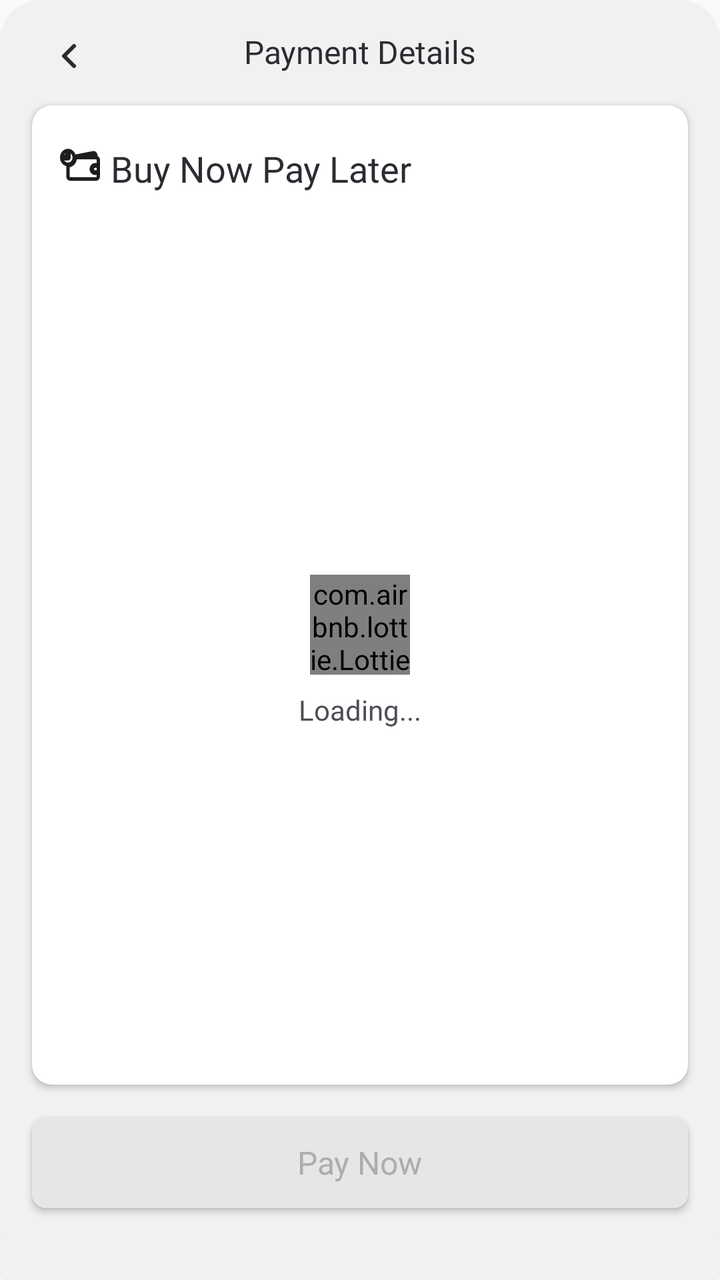
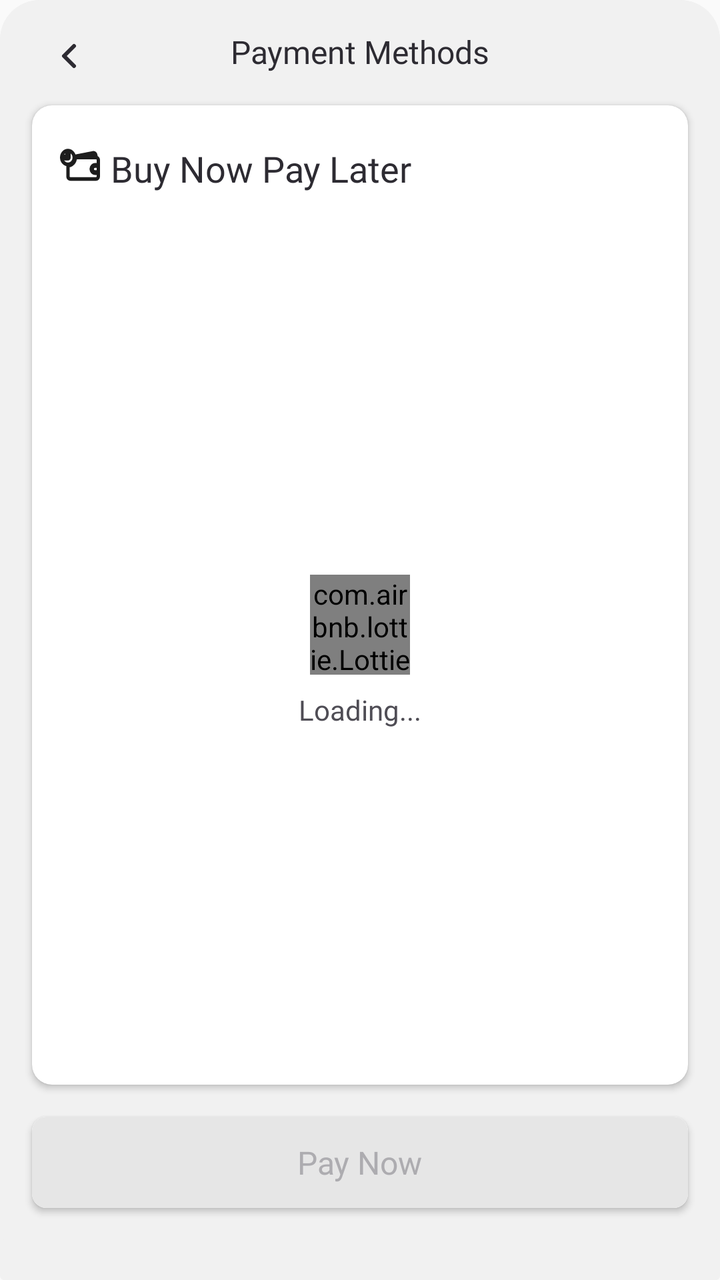

Two renders of the same Android screen: before a commit and after it. Below are the layout's source before the change and the commit's diff.
<!-- AndroidManifest.xml: application theme AppTheme -->
<!-- res/layout/fragment_bnpl_bottom_sheet.xml -->
<?xml version="1.0" encoding="utf-8"?>
<androidx.coordinatorlayout.widget.CoordinatorLayout xmlns:android="http://schemas.android.com/apk/res/android"
    xmlns:app="http://schemas.android.com/apk/res-auto"
    xmlns:tools="http://schemas.android.com/tools"
    android:layout_width="match_parent"
    android:layout_height="wrap_content"
    android:background="@drawable/bottom_sheet_bg">

    <FrameLayout
        android:id="@+id/bnplFrameLayout"
        android:layout_width="match_parent"
        android:layout_height="wrap_content">

        <androidx.constraintlayout.widget.ConstraintLayout
            android:id="@+id/constraintLayout123"
            android:layout_width="match_parent"
            android:layout_height="wrap_content"
            android:background="@drawable/bottom_sheet_bg"
            app:layout_anchorGravity="center">

            <TextView
                android:id="@+id/textView"
                android:layout_width="wrap_content"
                android:layout_height="wrap_content"
                android:layout_marginTop="15dp"
                android:fontFamily="@font/poppins_bold"
                android:text="Payment Details"
                android:textColor="#2D2B32"
                android:textSize="16sp"
                app:layout_constraintEnd_toEndOf="parent"
                app:layout_constraintStart_toStartOf="parent"
                app:layout_constraintTop_toTopOf="parent" />

            <LinearLayout
                android:id="@+id/backButton"
                android:layout_width="36dp"
                android:layout_height="36dp"
                android:layout_marginStart="16dp"
                android:layout_marginTop="10dp"
                android:gravity="center"
                android:orientation="vertical"
                app:layout_constraintStart_toStartOf="parent"
                app:layout_constraintTop_toTopOf="parent">

                <ImageView
                    android:layout_width="match_parent"
                    android:layout_height="wrap_content"
                    android:src="@drawable/chevron_left" />
            </LinearLayout>

            <androidx.cardview.widget.CardView
                android:id="@+id/cardView"
                android:layout_width="match_parent"
                android:layout_height="wrap_content"
                android:layout_marginStart="16dp"
                android:layout_marginTop="16dp"
                android:layout_marginEnd="16dp"
                app:cardBackgroundColor="@android:color/white"
                app:cardCornerRadius="10dp"
                app:layout_constraintEnd_toEndOf="parent"
                app:layout_constraintStart_toStartOf="parent"
                app:layout_constraintTop_toBottomOf="@+id/textView">

                <androidx.constraintlayout.widget.ConstraintLayout
                    android:layout_width="match_parent"
                    android:layout_height="wrap_content"
                    android:paddingStart="14dp"
                    android:paddingTop="19dp"
                    android:paddingEnd="14dp"
                    android:paddingBottom="30dp">

                <ImageView
                    android:id="@+id/imageView"
                    android:layout_width="wrap_content"
                    android:layout_height="wrap_content"
                    android:src="@drawable/ic_bnpl"
                    app:layout_constraintStart_toStartOf="parent"
                    app:layout_constraintTop_toTopOf="parent" />

                <TextView
                    android:id="@+id/checkingTextView"
                    android:layout_width="wrap_content"
                    android:layout_height="wrap_content"
                    android:layout_marginStart="5dp"
                    android:layout_marginTop="4dp"
                    android:fontFamily="@font/poppins_bold"
                    android:gravity="center"
                    android:text="Buy Now Pay Later"
                    android:textColor="#2D2B32"
                    android:textSize="18sp"
                    app:layout_constraintBottom_toBottomOf="@+id/imageView"
                    app:layout_constraintStart_toEndOf="@+id/imageView"
                    app:layout_constraintTop_toTopOf="@+id/imageView" />

                    <androidx.core.widget.NestedScrollView
                        android:id="@+id/nestedScrollView"
                        android:layout_width="match_parent"
                        android:layout_height="400dp"
                        android:layout_marginTop="16dp"
                        app:layout_constraintEnd_toEndOf="parent"
                        app:layout_constraintStart_toStartOf="@+id/imageView"
                        app:layout_constraintTop_toBottomOf="@+id/checkingTextView">

                        <androidx.constraintlayout.widget.ConstraintLayout
                            android:layout_width="match_parent"
                            android:layout_height="match_parent">

                            <RelativeLayout
                                android:id="@+id/loading_relative_layout"
                                android:layout_width="match_parent"
                                android:layout_height="400dp"
                                app:layout_constraintBottom_toBottomOf="parent"
                                app:layout_constraintEnd_toEndOf="parent"
                                app:layout_constraintHorizontal_bias="0.0"
                                app:layout_constraintStart_toStartOf="parent">

                                <com.airbnb.lottie.LottieAnimationView
                                    android:id="@+id/boxPayLogoLottieAnimation"
                                    android:layout_width="50dp"
                                    android:layout_height="50dp"
                                    android:layout_centerInParent="true"
                                    app:lottie_autoPlay="true"
                                    app:lottie_fileName="boxpayLogo.json"
                                    app:lottie_loop="true" />
                                <TextView
                                    android:layout_width="wrap_content"
                                    android:layout_height="wrap_content"
                                    android:layout_below="@+id/boxPayLogoLottieAnimation"
                                    android:layout_centerInParent="true"
                                    android:layout_marginTop="8dp"
                                    android:fontFamily="@font/poppins"
                                    android:text="Loading..."
                                    android:textColor="#4F4D55" />
                            </RelativeLayout>

                            <androidx.recyclerview.widget.RecyclerView
                                android:id="@+id/walletsRecyclerView"
                                android:layout_width="match_parent"
                                android:layout_height="wrap_content"
                                android:layout_marginTop="8dp"
                                android:visibility="gone"
                                app:layout_constraintEnd_toEndOf="parent"
                                app:layout_constraintStart_toStartOf="@+id/loading_relative_layout"
                                app:layout_constraintTop_toBottomOf="parent"
                                app:layout_constraintBottom_toBottomOf="parent"
                                app:layout_goneMarginBottom="8dp"
                                tools:itemCount="10"
                                tools:listitem="@layout/wallet_item" />

                            <RelativeLayout
                                android:id="@+id/relativeLayout"
                                android:layout_width="match_parent"
                                android:layout_height="match_parent" />

                        </androidx.constraintlayout.widget.ConstraintLayout>

                    </androidx.core.widget.NestedScrollView>


                </androidx.constraintlayout.widget.ConstraintLayout>
            </androidx.cardview.widget.CardView>

            <androidx.cardview.widget.CardView
                android:id="@+id/proceedButton"
                android:layout_width="match_parent"
                android:layout_height="wrap_content"
                android:layout_marginStart="16dp"
                android:layout_marginTop="16dp"
                android:layout_marginEnd="16dp"
                android:layout_marginBottom="16dp"
                android:clickable="true"
                app:cardCornerRadius="7dp"
                app:layout_constraintBottom_toBottomOf="parent"
                app:layout_constraintEnd_toEndOf="parent"
                app:layout_constraintStart_toStartOf="parent"
                app:layout_constraintTop_toBottomOf="@+id/cardView">

                <RelativeLayout
                    android:id="@+id/proceedButtonRelativeLayout"
                    android:layout_width="match_parent"
                    android:layout_height="wrap_content"
                    android:background="@drawable/disable_button_bg"
                    android:padding="12dp">

                    <ProgressBar
                        android:id="@+id/progressBar"
                        android:layout_width="15dp"
                        android:layout_height="15dp"
                        android:layout_centerInParent="true"
                        android:indeterminateDrawable="@drawable/loader_01"
                        android:rotation="90"
                        android:visibility="gone"/>

                    <TextView
                        android:id="@+id/textView6"
                        android:layout_width="wrap_content"
                        android:layout_height="wrap_content"
                        android:layout_centerInParent="true"
                        android:fontFamily="@font/poppins_semibold"
                        android:text="Pay Now"
                        android:textColor="#ADACB0"
                        android:textSize="16sp" />

                </RelativeLayout>
            </androidx.cardview.widget.CardView>


        </androidx.constraintlayout.widget.ConstraintLayout>


    </FrameLayout>

</androidx.coordinatorlayout.widget.CoordinatorLayout>
<!-- res/layout/wallet_item.xml (included above) -->
<?xml version="1.0" encoding="utf-8"?>
<androidx.cardview.widget.CardView xmlns:android="http://schemas.android.com/apk/res/android"
    xmlns:app="http://schemas.android.com/apk/res-auto"
    android:layout_width="match_parent"
    android:layout_height="wrap_content"
    app:cardCornerRadius="0dp">

    <androidx.constraintlayout.widget.ConstraintLayout
        android:layout_width="match_parent"
        android:layout_height="wrap_content"
        android:background="@drawable/not_rounded_white_bg">

        <ImageView
            android:id="@+id/walletLogo"
            android:layout_width="32dp"
            android:layout_height="32dp"
            android:layout_marginStart="2dp"
            android:layout_marginTop="14dp"
            android:layout_marginBottom="14dp"
            app:layout_constraintBottom_toBottomOf="parent"
            app:layout_constraintStart_toStartOf="parent"
            app:layout_constraintTop_toTopOf="parent"
            app:srcCompat="@drawable/wallet_sample_logo" />

        <ImageView
            android:id="@+id/radioButton"
            android:layout_width="16dp"
            android:layout_height="16dp"
            android:layout_marginEnd="16dp"
            android:background="@drawable/custom_radio_checked"
            app:layout_constraintBottom_toTopOf="@+id/lineView"
            app:layout_constraintEnd_toEndOf="parent"
            app:layout_constraintTop_toTopOf="parent"/>

        <TextView
            android:id="@+id/walletNameTextView"
            android:layout_width="wrap_content"
            android:layout_height="wrap_content"
            android:layout_marginStart="12dp"
            android:fontFamily="@font/poppins"
            android:gravity="center"
            android:textSize="14sp"
            android:text="Wallet Name"
            android:textColor="#7F7D83"
            app:layout_constraintBottom_toBottomOf="@+id/walletLogo"
            app:layout_constraintStart_toEndOf="@+id/walletLogo"
            app:layout_constraintTop_toTopOf="@+id/walletLogo" />

        <View
            android:layout_width="match_parent"
            android:layout_height="1dp"
            android:id="@+id/lineView"
            android:background="#DBDBDB"
            app:layout_constraintBottom_toBottomOf="parent"
            app:layout_constraintEnd_toEndOf="parent"
            app:layout_constraintStart_toStartOf="parent" />

    </androidx.constraintlayout.widget.ConstraintLayout>
</androidx.cardview.widget.CardView>
<!-- resources referenced by this layout -->
<resources>
  <!-- drawable bottom_sheet_bg (drawable) -->
  <?xml version="1.0" encoding="utf-8"?>
  <shape xmlns:android="http://schemas.android.com/apk/res/android">
      <solid android:color="#F1F1F1"/>
      <corners android:topLeftRadius="20dp"
          android:topRightRadius="20dp"
          android:bottomLeftRadius="2dp"
          android:bottomRightRadius="2dp"/>
  </shape>
  <!-- drawable chevron_left (drawable) -->
  <vector xmlns:android="http://schemas.android.com/apk/res/android"
      android:width="24dp"
      android:height="24dp"
      android:viewportWidth="24"
      android:viewportHeight="24">
    <path
        android:pathData="M15,17L10,12L15,7"
        android:strokeLineJoin="round"
        android:strokeWidth="2"
        android:fillColor="#00000000"
        android:strokeColor="#2D2B32"
        android:strokeLineCap="round"/>
  </vector>
  <!-- drawable custom_radio_checked (drawable) -->
  <layer-list xmlns:android="http://schemas.android.com/apk/res/android">
      <item>
          <shape android:shape="oval">
              <solid android:color="#0D8EFF" />
              <size android:width="15dp" android:height="15dp" />
          </shape>
      </item>
      <item android:gravity="center">
          <shape android:shape="oval">
              <solid android:color="@android:color/white" />
              <size android:width="7dp" android:height="7dp" />
          </shape>
      </item>
  </layer-list>
  <!-- drawable disable_button_bg (drawable) -->
  <?xml version="1.0" encoding="utf-8"?>
  <shape xmlns:android="http://schemas.android.com/apk/res/android">
      <solid android:color="#E6E6E6"/>
      <corners android:radius="7dp"/>
  </shape>
  <!-- drawable loader_01 (drawable) -->
  <vector xmlns:android="http://schemas.android.com/apk/res/android"
      android:width="20dp"
      android:height="20dp"
      android:viewportWidth="20"
      android:viewportHeight="20">
    <path
        android:pathData="M10,5.929V2.5M10,17.5V14.071M14.071,10H17.5M2.5,10H5.929M12.879,7.121L15.304,4.697M4.696,15.303L7.121,12.879M12.879,12.879L15.304,15.303M4.696,4.697L7.121,7.121"
        android:strokeLineJoin="round"
        android:strokeWidth="2"
        android:fillColor="#00000000"
        android:strokeColor="#ffffff"
        android:strokeLineCap="round"/>
  </vector>
  <!-- drawable not_rounded_white_bg (drawable) -->
  <?xml version="1.0" encoding="utf-8"?>
  <shape xmlns:android="http://schemas.android.com/apk/res/android">
      <solid android:color="@android:color/white"/>
      <corners android:radius="0dp"/>
  </shape>
  <style name="AppTheme" parent="Theme.AppCompat.Light.NoActionBar" />
  <!-- unchanged entries left out for length: 2 -->
</resources>

<!-- the commit's change to res/layout/fragment_bnpl_bottom_sheet.xml (unified diff, before → after) -->
@@ -24,7 +24,7 @@
                 android:layout_height="wrap_content"
                 android:layout_marginTop="15dp"
                 android:fontFamily="@font/poppins_bold"
-                android:text="Payment Details"
+                android:text="Payment Methods"
                 android:textColor="#2D2B32"
                 android:textSize="16sp"
                 app:layout_constraintEnd_toEndOf="parent"
